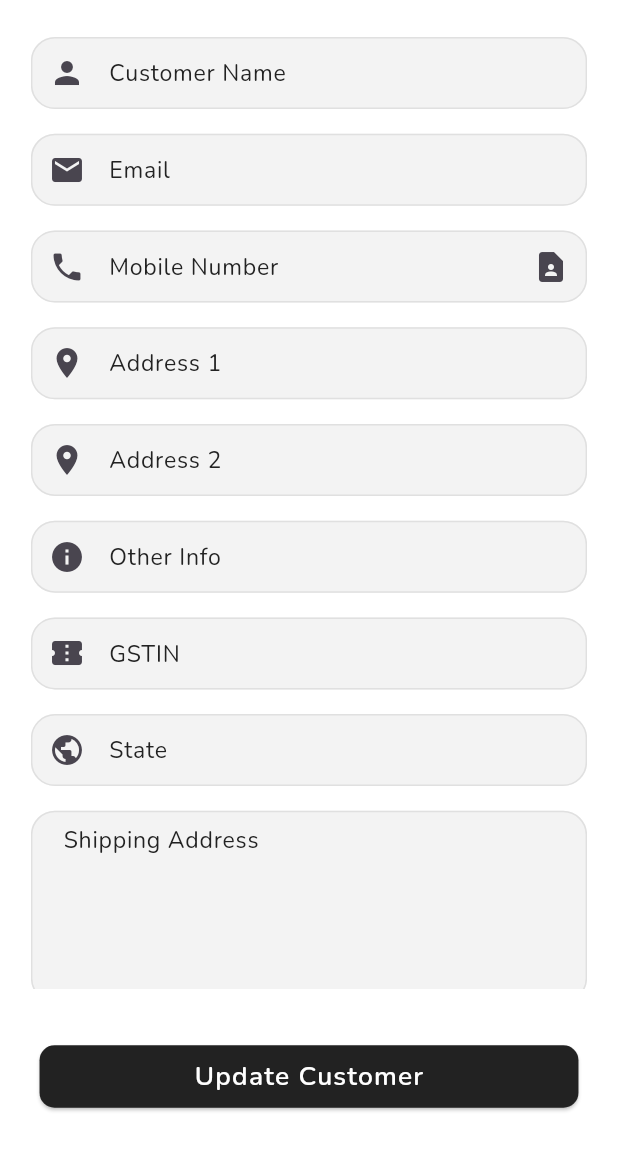
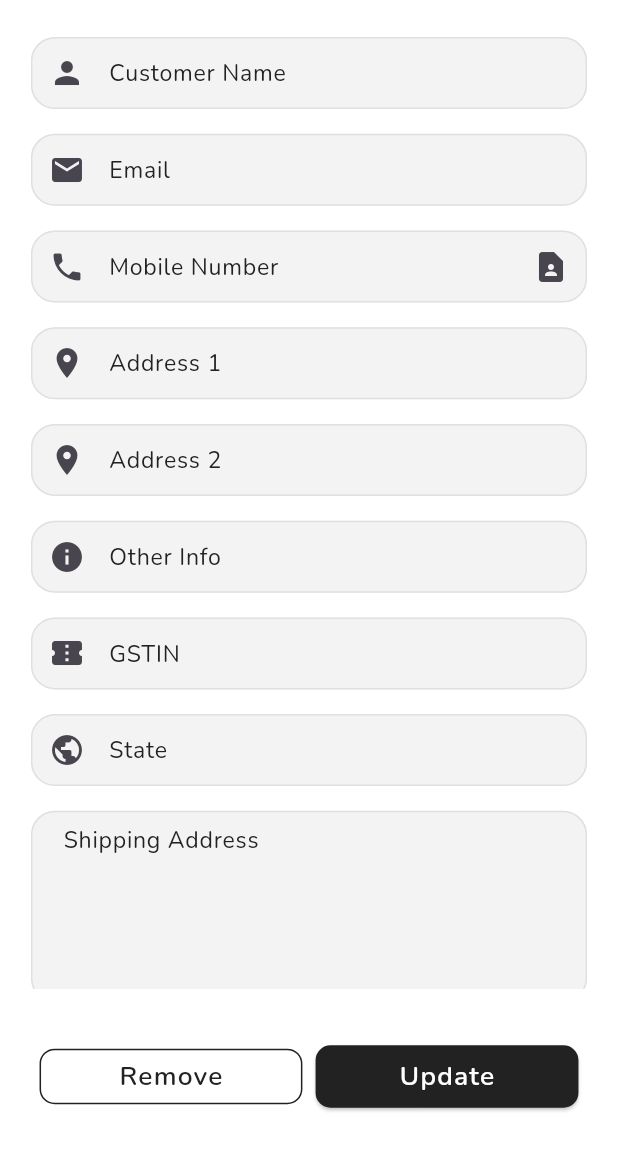
Before and after one commit to manojhp24/MyQuotationGenerator-Clean-Architecture-Flutter-App, a Flutter app: the EditCustomerPage screen opened directly with empty values, on a phone screen of 412 x 824 dp, the part 84-1236 px from its top. Run offline on Flutter 3.47's test engine with Material 3 defaults, Android fonts, the phone set to English and light mode, and no system bars; our stand-ins replace equatable, flutter_contacts, flutter_riverpod, get_it, go_router, google_fonts and 2 more; accounts and stored records are empty.

Commit message:
feature(Customer) CRUD Operation Completly Successfull

```diff
--- a/lib/config/constants/app_strings.dart
+++ b/lib/config/constants/app_strings.dart
@@ -33,6 +33,11 @@ class AppStrings {
   static const String customerEmail = "Email";
   static const String shippingDetailsTitle = "Shipping Details";
   static const String shippingAddress = "Shipping Address";
+  static const String remove = "Remove";
+  static const String update = "Update";
+  static const String deleteCustomer = "Delete Customer?";
+  static const String deleteMessage =
+      "Are you sure you want to delete this customer? This action cannot be undone.";
 
   //Dashboard
   static const String dashboard = "Dashboard";
--- a/lib/config/theme/app_theme.dart
+++ b/lib/config/theme/app_theme.dart
@@ -4,6 +4,7 @@ import 'package:my_quotation_generator/config/theme/themes/bottom_navigation_the
 import 'package:my_quotation_generator/config/theme/themes/elevated_button_theme.dart';
 import 'package:my_quotation_generator/config/theme/themes/floating_button_theme.dart';
 import 'package:my_quotation_generator/config/theme/themes/input_theme.dart';
+import 'package:my_quotation_generator/config/theme/themes/outlined_button_theme.dart';
 import 'package:my_quotation_generator/config/theme/themes/text_selection_theme.dart';
 
 import 'app_colors.dart';
@@ -30,7 +31,8 @@ class AppTheme {
         displayLarge: AppTextStyle.h1(context),
       ),
       bottomNavigationBarTheme: BottomNavBarTheme.light(context),
-      floatingActionButtonTheme: AppFloatingButtonTheme.light(context)
+      floatingActionButtonTheme: AppFloatingButtonTheme.light(context),
+      outlinedButtonTheme: AppOutlinedButtonTheme.light(context)
     );
   }
 }
--- /dev/null
+++ b/lib/config/theme/themes/outlined_button_theme.dart
@@ -0,0 +1,18 @@
+import 'package:flutter/material.dart';
+import 'package:my_quotation_generator/config/theme/app_colors.dart';
+
+import '../app_text_styles.dart';
+
+class AppOutlinedButtonTheme {
+  static OutlinedButtonThemeData light(BuildContext context) =>
+      OutlinedButtonThemeData(
+        style: OutlinedButton.styleFrom(
+          foregroundColor: AppColors.black,
+          shape: RoundedRectangleBorder(
+            borderRadius: BorderRadius.circular(10)
+          ),
+          side: BorderSide(color: AppColors.primary),
+          textStyle: AppTextStyle.buttonText(context)
+        )
+      );
+}
--- a/lib/core/service/contact_picker_helper.dart
+++ b/lib/core/service/contact_picker_helper.dart
@@ -7,7 +7,6 @@ class ContactPickerHelper {
       final contact = await FlutterContacts.openExternalPick();
 
       if (contact == null) {
-        print('No contact selected.');
         return null;
       }
 
@@ -15,14 +14,12 @@ class ContactPickerHelper {
       final fullContact = await FlutterContacts.getContact(contact.id);
 
       if (fullContact == null || fullContact.phones.isEmpty) {
-        print('No phone numbers found for selected contact.');
         return null;
       }
 
       // Return the first phone number
       return fullContact.phones.first.number;
     } catch (e) {
-      print('Error picking contact: $e');
       return null;
     }
   }
--- a/lib/features/customer/domain/repository/customer_repository.dart
+++ b/lib/features/customer/domain/repository/customer_repository.dart
@@ -5,4 +5,5 @@ abstract class CustomerRepository{
   Future<DataState<int>> addCustomer(CustomerEntity customer);
   Future<DataState<List<CustomerEntity>>> getCustomers();
   Future<DataState<int>> updateCustomer(CustomerEntity customer);
+  Future<DataState<int>> deleteCustomer(int customerId);
 }
--- /dev/null
+++ b/lib/features/customer/domain/usecases/delete_customer_usecase.dart
@@ -0,0 +1,17 @@
+import 'package:my_quotation_generator/core/resource/data_state.dart';
+import 'package:my_quotation_generator/core/usecases/usecase.dart';
+import 'package:my_quotation_generator/features/customer/domain/repository/customer_repository.dart';
+
+class DeleteCustomerUseCase extends UseCase<DataState<int>, int> {
+  final CustomerRepository _repository;
+
+  DeleteCustomerUseCase(this._repository);
+
+  @override
+  Future<DataState<int>> call(int? customerId) {
+    if (customerId == null) {
+      return Future.value(DataFailed('Customer Id is required'));
+    }
+    return _repository.deleteCustomer(customerId);
+  }
+}
--- a/lib/features/customer/presentation/pages/edit_customer_page.dart
+++ b/lib/features/customer/presentation/pages/edit_customer_page.dart
@@ -1,12 +1,15 @@
 import 'package:flutter/material.dart';
 import 'package:flutter_riverpod/flutter_riverpod.dart';
 import 'package:go_router/go_router.dart';
+import 'package:my_quotation_generator/config/constants/app_strings.dart';
 
 import '../../../../config/utils/app_sizes.dart';
 import '../../domain/entities/customer.dart';
 import '../provider/customer_provider.dart';
+import '../widgets/card/customer_alert_dialog.dart';
 import '../widgets/forms/customer_form.dart';
-import '../widgets/forms/customer_form_button.dart'; // <-- Import your custom button
+import '../widgets/forms/customer_form_button.dart';
+import '../widgets/forms/customer_remove_button.dart'; // <-- Import your custom button
 
 class EditCustomerPage extends ConsumerWidget {
   final CustomerEntity customer;
@@ -32,19 +35,53 @@ class EditCustomerPage extends ConsumerWidget {
         ),
       ),
       bottomNavigationBar: Padding(
-        padding: EdgeInsets.all(AppSizes.lg(context)),
+        padding: EdgeInsets.all(AppSizes.lg(context)), child: Row(
+        children: [
+          Expanded(
+            child: CustomerRemoveButton(
+              label: AppStrings.remove,
+              onPressed: () {
+                showDialog(
+                  context: context,
+                  builder: (context) {
+                    return CustomerAlertDialogBox(
+                      title: AppStrings.deleteCustomer,
+                      message: AppStrings.deleteMessage,
+                      onPressed: () async {
+                        Navigator.pop(context);
+                        final success = await notifier.deleteCustomer(
+                          context,
+                          customer.id!,
+                        );
+                        if (success) {
+                          if (context.mounted) context.pop(true);
+                        }
+                      },
+                    );
+                  },
+                );
+              },
+            ),
+          ),
+          SizedBox(width: AppSizes.sm(context)),
+          Expanded(
             child: CustomerFormButton(
-          label: "Update Customer",
+              label: AppStrings.update,
               isLoading: state.isLoading,
               onPressed: () async {
                 final success = await notifier.updateCustomer(
-                context, customer.id!);
+                  context,
+                  customer.id!,
+                );
                 if (success) {
                   if (context.mounted) context.pop(true);
                 }
               },
             ),
           ),
+        ],
+        ),
+      ),
     );
   }
 }
--- a/lib/features/customer/presentation/widgets/forms/customer_form.dart
+++ b/lib/features/customer/presentation/widgets/forms/customer_form.dart
@@ -1,3 +1,5 @@
+// ignore_for_file: avoid_print
+
 import 'package:flutter/material.dart';
 import 'package:flutter_riverpod/flutter_riverpod.dart';
 import 'package:my_quotation_generator/core/common/validators/input_validators.dart';
--- a/lib/features/customer/presentation/widgets/forms/customer_form_button.dart
+++ b/lib/features/customer/presentation/widgets/forms/customer_form_button.dart
@@ -1,4 +1,5 @@
 import 'package:flutter/material.dart';
+import 'package:my_quotation_generator/config/theme/app_colors.dart';
 
 import '../../../../../config/theme/app_text_styles.dart';
 import '../../../../../config/utils/app_sizes.dart';
@@ -7,12 +8,13 @@ class CustomerFormButton extends StatelessWidget {
   final VoidCallback onPressed;
   final String label;
   final bool isLoading;
+  final Color? background;
 
   const CustomerFormButton({
     super.key,
     required this.onPressed,
     required this.label,
-    this.isLoading = false,
+    this.isLoading = false, this.background,
   });
 
   @override
@@ -21,6 +23,7 @@ class CustomerFormButton extends StatelessWidget {
       onPressed: isLoading ? null : onPressed,
       style: ElevatedButton.styleFrom(
         minimumSize: Size(double.infinity, AppSizes.buttonHeight(context)),
+        backgroundColor: background,
         padding: EdgeInsets.symmetric(
           horizontal: AppSizes.lg(context),
           vertical: AppSizes.sm(context),
@@ -32,7 +35,7 @@ class CustomerFormButton extends StatelessWidget {
         width: 20,
         child: CircularProgressIndicator(
           strokeWidth: 2,
-          color: Colors.white,
+          color: AppColors.white,
         ),
       )
           : Text(
--- /dev/null
+++ b/lib/features/customer/presentation/widgets/forms/customer_remove_button.dart
@@ -0,0 +1,27 @@
+import 'package:flutter/material.dart';
+
+import '../../../../../config/utils/app_sizes.dart';
+
+class CustomerRemoveButton extends StatelessWidget {
+  final String label;
+  final VoidCallback onPressed;
+  final bool? isLoading;
+
+  const CustomerRemoveButton({
+    super.key,
+    required this.label,
+    required this.onPressed,
+    this.isLoading = false,
+  });
+
+  @override
+  Widget build(BuildContext context) {
+    return OutlinedButton(
+      onPressed: onPressed,
+      style: OutlinedButton.styleFrom(
+        minimumSize: Size(double.infinity, AppSizes.buttonHeight(context)),
+      ),
+      child: Text(label),
+    );
+  }
+}
```
Also changed, not shown: lib/core/di/injection_container.dart (+25 -38 lines), lib/features/customer/data/data_sources/customer_local_database.dart (+27 -5 lines), lib/features/customer/data/repository/customer_repository_impl.dart (+20 -0 lines), lib/features/customer/presentation/provider/customer_notifier.dart (+55 -3 lines), lib/features/customer/presentation/provider/customer_provider.dart (+9 -1 lines), lib/features/customer/presentation/widgets/card/customer_alert_dialog.dart (added, +64 -0 lines), lib/features/dashboard/presentation/widgets/sections/stats_section.dart (+9 -3 lines). Lines whose indentation alone changed are shown as unchanged.
